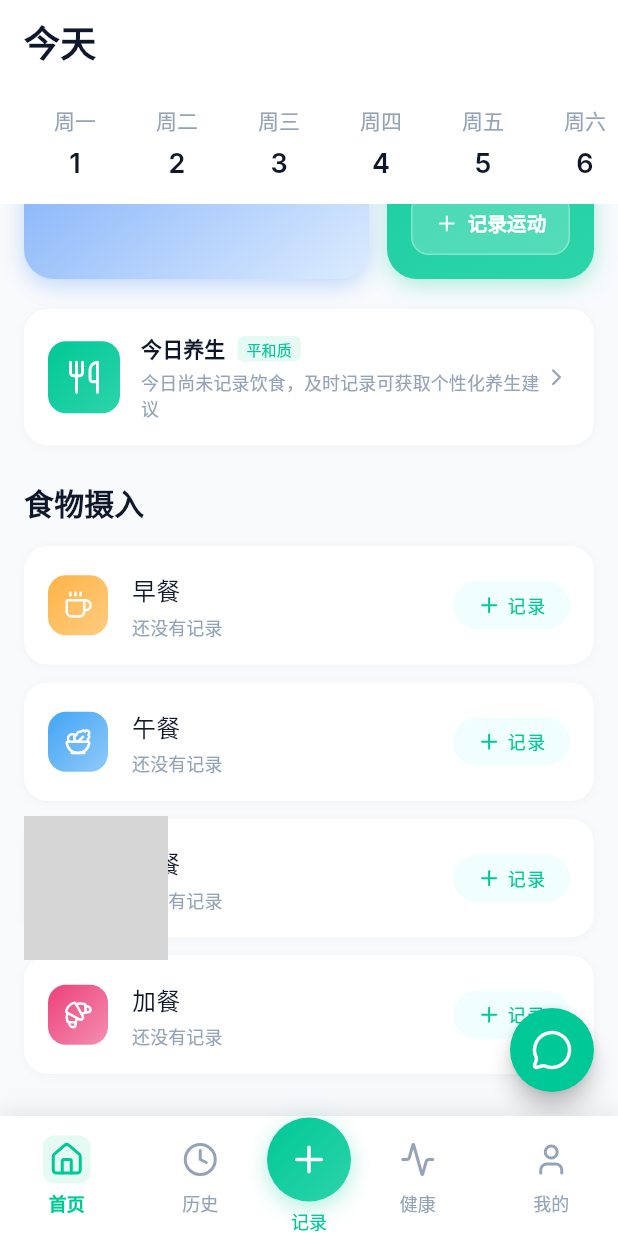
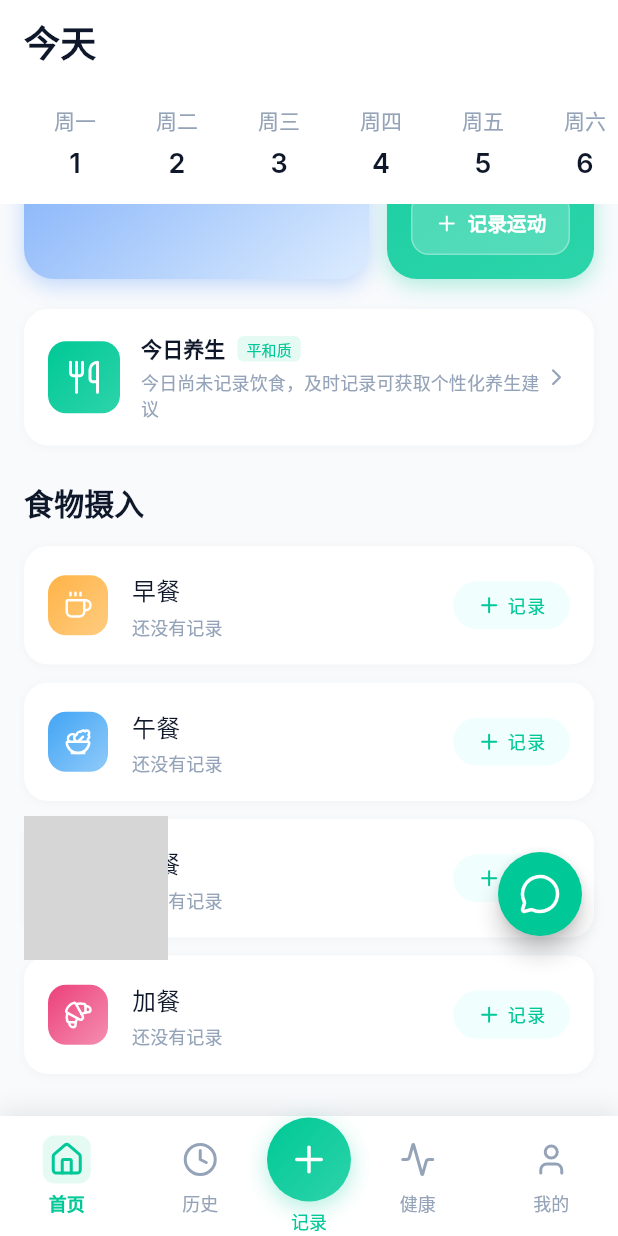
Before and after one commit to star5orange/DietAI, a Flutter app: the HomePage screen opened by its route, scrolled down 881 dp, on a phone screen of 412 x 824 dp. Run offline on Flutter 3.47's test engine with Material 3 defaults, Android fonts, the phone set to English and light mode, and no system bars; our stand-ins replace cached_network_image, camera, dio, fl_chart, flutter_local_notifications, flutter_riverpod and 11 more; accounts and stored records are empty; network calls fail; grey boxes are pictures that could not be loaded.

Commit message:
第二次汇报以及桌宠功能部分添加

```diff
--- a/frontend_flutter/lib/features/home/presentation/pages/home_page.dart
+++ b/frontend_flutter/lib/features/home/presentation/pages/home_page.dart
@@ -28,6 +28,8 @@ class HomePage extends ConsumerStatefulWidget {
 }
 
 class _HomePageState extends ConsumerState<HomePage> {
+  Offset _fabOffset = const Offset(0, 0);
+  bool _fabInitialized = false;
   final FoodService _foodService = FoodService();
   List<FoodRecord> _todayRecords = [];
   DailyNutritionSummary? _dailySummary;
@@ -100,7 +102,43 @@ class _HomePageState extends ConsumerState<HomePage> {
 
     return Scaffold(
       backgroundColor: AppColors.backgroundSecondary,
-      floatingActionButton: FloatingActionButton(
+      floatingActionButton: LayoutBuilder(
+        builder: (context, constraints) {
+          // 初始化位置：右下角默认FAB位置
+          if (!_fabInitialized) {
+            _fabOffset = Offset(
+              constraints.maxWidth - 64,
+              constraints.maxHeight - 160,
+            );
+            _fabInitialized = true;
+          }
+          return Stack(
+            children: [
+              Positioned(
+                left: _fabOffset.dx,
+                top: _fabOffset.dy,
+                child: GestureDetector(
+                  onPanUpdate: (details) {
+                    setState(() {
+                      _fabOffset = Offset(
+                        (_fabOffset.dx + details.delta.dx)
+                            .clamp(0, constraints.maxWidth - 56),
+                        (_fabOffset.dy + details.delta.dy)
+                            .clamp(0, constraints.maxHeight - 56),
+                      );
+                    });
+                  },
+                  onPanEnd: (_) {
+                    // 松手后吸附到左侧或右侧
+                    setState(() {
+                      final snapLeft = _fabOffset.dx < constraints.maxWidth / 2;
+                      _fabOffset = Offset(
+                        snapLeft ? 16.0 : constraints.maxWidth - 72,
+                        _fabOffset.dy,
+                      );
+                    });
+                  },
+                  child: FloatingActionButton(
                     onPressed: () => Navigator.push(
                       context,
                       MaterialPageRoute(
@@ -113,6 +151,12 @@ class _HomePageState extends ConsumerState<HomePage> {
                     heroTag: 'ai_chat_fab',
                     child: const Icon(LucideIcons.messageCircle,
                         size: 28, color: Colors.white),
+                  ),
+                ),
+              ),
+            ],
+          );
+        },
       ),
       body: SafeArea(
         child: Column(
--- a/frontend_flutter/lib/shared/presentation/widgets/water_intake_widget.dart
+++ b/frontend_flutter/lib/shared/presentation/widgets/water_intake_widget.dart
@@ -378,7 +378,7 @@ class _WaterIntakeWidgetState extends State<WaterIntakeWidget>
                       const Icon(LucideIcons.target,
                           color: AppColors.textInverse, size: 14),
                       const SizedBox(width: 4),
-                      Text('${(goalMl / 1000).toStringAsFixed(2)}L',
+                      Text('${_formatWater(goalMl)}L',
                           style: AppTextStyles.labelSmall.copyWith(
                               color: AppColors.textInverse,
                               fontWeight: FontWeight.w500)),
@@ -412,7 +412,7 @@ class _WaterIntakeWidgetState extends State<WaterIntakeWidget>
                       children: [
                         Text(
                             totalMl >= 1000
-                                ? '${(totalMl / 1000).toStringAsFixed(2)}'
+                                ? _formatWater(totalMl)
                                 : '$totalMl',
                             style: AppTextStyles.numberLarge
                                 .copyWith(color: AppColors.textInverse)),
@@ -423,7 +423,7 @@ class _WaterIntakeWidgetState extends State<WaterIntakeWidget>
                         Text(
                           isGoalReached
                               ? '✅ 已达标'
-                              : '还差 ${(summary?.remainingMl ?? 0) >= 1000 ? '${((summary?.remainingMl ?? 0) / 1000).toStringAsFixed(2)}L' : '${summary?.remainingMl ?? 0}ml'}',
+                              : '还差 ${_formatWaterWithUnit(summary?.remainingMl ?? 0)}',
                           style: AppTextStyles.labelSmall
                               .copyWith(color: AppColors.whiteWithOpacity(0.7)),
                         ),
@@ -494,4 +494,20 @@ class _WaterIntakeWidgetState extends State<WaterIntakeWidget>
       ),
     );
   }
+
+  /// 智能格式化水量：不足1L用ml，1L以上去掉多余小数零
+  String _formatWater(int ml) {
+    if (ml < 1000) return '$ml';
+    final liters = ml / 1000;
+    final s = liters.toStringAsFixed(2);
+    // 去掉末尾多余的0，但至少保留整数部分
+    final trimmed = s.replaceAll(RegExp(r'\.?0+$'), '');
+    return trimmed.isEmpty ? '0' : trimmed;
+  }
+
+  /// 格式化水量带单位
+  String _formatWaterWithUnit(int ml) {
+    if (ml < 1000) return '${ml}ml';
+    return '${_formatWater(ml)}L';
+  }
 }
```
Also changed, not shown: frontend_flutter/lib/features/health/presentation/pages/main_health_page.dart (+9 -2 lines), frontend_flutter/lib/features/profile/presentation/pages/my_pet_page.dart (+0 -12 lines), 1 other file. Lines whose indentation alone changed are shown as unchanged.
